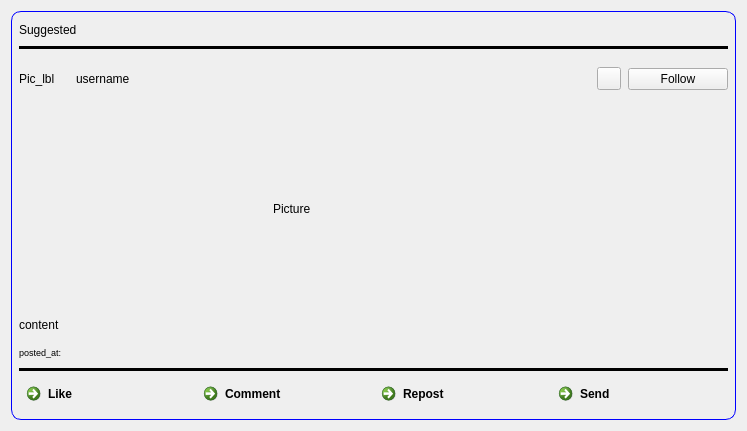
The window that Components/Delegates/postwidget.ui (saeedsamimi/InLink) describes before a commit, drawn with Qt 5.
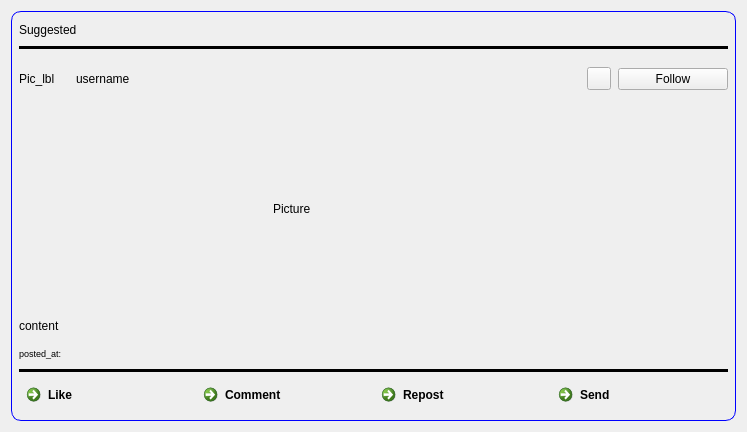
The same window after the commit. Icons and pictures are not drawn.

Patch:
```diff
--- a/Components/Delegates/postwidget.ui
+++ b/Components/Delegates/postwidget.ui
@@ -10,7 +10,7 @@
     <x>0</x>
     <y>0</y>
     <width>747</width>
-    <height>431</height>
+    <height>432</height>
    </rect>
   </property>
   <property name="windowTitle">
@@ -139,7 +139,7 @@
          <widget class="QPushButton" name="follow_btn">
           <property name="maximumSize">
            <size>
-            <width>100</width>
+            <width>110</width>
             <height>16777215</height>
            </size>
           </property>
```
